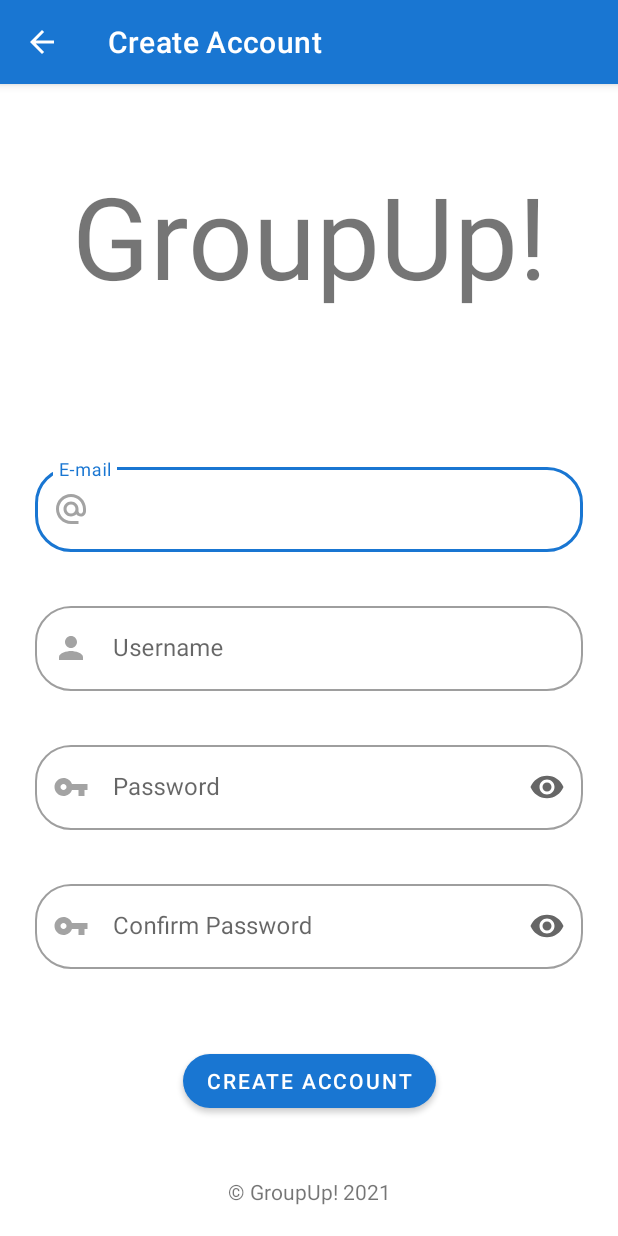
After one commit to EndiMuceku/GroupUp, an Android app: the CreateAccountActivity screen opened directly, with no data from a screen before it, on a phone screen of 412 x 824 dp. The commit adds this screen. Run offline under Robolectric (Android 15) with nearby library versions, the phone set to English and light mode, and no system bars; our stand-ins replace Firebase (no records; nobody signed in at launch, a user with empty details on screens opened directly).

Commit message:
Implemented user account creation, log in, and password reset functionality with Firebase.

```diff
--- a/app/build.gradle
+++ b/app/build.gradle
@@ -28,7 +28,13 @@ android {
     }
 }
 
+apply plugin: 'com.google.gms.google-services'
+
 dependencies {
+
+    implementation platform('com.google.firebase:firebase-bom:26.4.0')
+
+    implementation 'com.google.firebase:firebase-auth'
 
     implementation 'androidx.appcompat:appcompat:1.2.0'
     implementation 'com.google.android.material:material:1.2.1'
--- /dev/null
+++ b/app/src/main/java/com/endimuceku/groupup/CreateAccountActivity.java
@@ -0,0 +1,108 @@
+package com.endimuceku.groupup;
+
+import androidx.annotation.NonNull;
+import androidx.appcompat.app.AppCompatActivity;
+
+import android.content.Context;
+import android.content.Intent;
+import android.net.Uri;
+import android.os.Bundle;
+import android.util.Log;
+import android.view.View;
+import android.widget.Toast;
+
+import com.google.android.gms.tasks.OnCompleteListener;
+import com.google.android.gms.tasks.Task;
+import com.google.android.material.textfield.TextInputLayout;
+import com.google.firebase.auth.AuthResult;
+import com.google.firebase.auth.FirebaseAuth;
+import com.google.firebase.auth.FirebaseUser;
+import com.google.firebase.auth.UserProfileChangeRequest;
+
+public class CreateAccountActivity extends AppCompatActivity {
+
+    private FirebaseAuth mAuth;
+
+    private TextInputLayout mEmailInput;
+    private TextInputLayout mUsernameInput;
+    private TextInputLayout mPasswordInput;
+    private TextInputLayout mPassword2Input;
+
+    private String email;
+    private String username;
+    private String password;
+    private String password2;
+
+    private Context context;
+
+    @Override
+    protected void onCreate(Bundle savedInstanceState) {
+        super.onCreate(savedInstanceState);
+        setContentView(R.layout.activity_create_account);
+
+        mAuth = FirebaseAuth.getInstance();
+
+        context = getApplicationContext();
+
+    }
+
+    public void submitAccountCreationRequest(View view) {
+        mEmailInput = (TextInputLayout) findViewById(R.id.email_input_ca);
+        email = mEmailInput.getEditText().getText().toString();
+
+        mUsernameInput = (TextInputLayout) findViewById(R.id.username_input_ca);
+        username = mUsernameInput.getEditText().getText().toString();
+
+        mPasswordInput = (TextInputLayout) findViewById(R.id.password_input_ca);
+        password = mPasswordInput.getEditText().getText().toString();
+
+        mPassword2Input = (TextInputLayout) findViewById(R.id.password_reinput_ca);
+        password2 = mPassword2Input.getEditText().getText().toString();
+
+        Intent eventActivityIntent = new Intent(this, EventActivity.class);
+
+        if(password.equals(password2) && password.length() >= 8 && username.length() >= 5 && android.util.Patterns.EMAIL_ADDRESS.matcher(email).matches()){
+            mAuth.createUserWithEmailAndPassword(email, password)
+                    .addOnCompleteListener(this, new OnCompleteListener<AuthResult>() {
+                        @Override
+                        public void onComplete(@NonNull Task<AuthResult> task) {
+                            if (task.isSuccessful()) {
+                                // Sign in success, update UI with the signed-in user's information
+                                FirebaseUser user = mAuth.getCurrentUser();
+                                UserProfileChangeRequest profileUpdates = new UserProfileChangeRequest.Builder()
+                                        .setDisplayName(username)
+                                        .build();
+                                user.updateProfile(profileUpdates)
+                                        .addOnCompleteListener(new OnCompleteListener<Void>() {
+                                            @Override
+                                            public void onComplete(@NonNull Task<Void> task) {
+                                                if (task.isSuccessful()) {
+                                                    String name = user.getDisplayName();
+                                                    Toast.makeText(context, "Successfully created account for user " + name, Toast.LENGTH_LONG).show();
+                                                }
+                                            }
+                                        });
+                                startActivity(eventActivityIntent);
+                                finish();
+                            } else {
+                                // If sign in fails, display a message to the user.
+                                Toast.makeText(context, "Authentication failed.",
+                                        Toast.LENGTH_LONG).show();
+                            }
+
+                            // ...
+                        }
+                    });
+        } else if (!android.util.Patterns.EMAIL_ADDRESS.matcher(email).matches()){
+            mEmailInput.setError("Invalid e-mail address format.");
+        } else if (username.length() < 5) {
+            mUsernameInput.setError("Username should be at least 5 characters long.");
+        } else if (!password.equals(password2)) {
+            mPasswordInput.setError("Different passwords entered.");
+            mPassword2Input.setError("Different passwords entered.");
+        } else if (password.length() < 8){
+            mPasswordInput.setError("Password should be at least 8 characters long.");
+            mPassword2Input.setError("Password should be at least 8 characters long.");
+        }
+    }
+}
--- /dev/null
+++ b/app/src/main/res/drawable-anydpi/username_icon.xml
@@ -0,0 +1,11 @@
+<vector xmlns:android="http://schemas.android.com/apk/res/android"
+    android:width="24dp"
+    android:height="24dp"
+    android:viewportWidth="24"
+    android:viewportHeight="24"
+    android:tint="#333333"
+    android:alpha="0.6">
+  <path
+      android:fillColor="@android:color/white"
+      android:pathData="M12,12c2.21,0 4,-1.79 4,-4s-1.79,-4 -4,-4 -4,1.79 -4,4 1.79,4 4,4zM12,14c-2.67,0 -8,1.34 -8,4v2h16v-2c0,-2.66 -5.33,-4 -8,-4z"/>
+</vector>
--- /dev/null
+++ b/app/src/main/res/layout/activity_create_account.xml
@@ -0,0 +1,147 @@
+<?xml version="1.0" encoding="utf-8"?>
+<androidx.constraintlayout.widget.ConstraintLayout xmlns:android="http://schemas.android.com/apk/res/android"
+    xmlns:app="http://schemas.android.com/apk/res-auto"
+    xmlns:tools="http://schemas.android.com/tools"
+    android:layout_width="match_parent"
+    android:layout_height="match_parent"
+    tools:context=".CreateAccountActivity">
+
+    <TextView
+        android:id="@+id/GroupUpTitle"
+        android:layout_width="wrap_content"
+        android:layout_height="wrap_content"
+        android:layout_marginTop="50dp"
+        android:text="@string/title"
+        android:textSize="76sp"
+        app:layout_constraintEnd_toEndOf="parent"
+        app:layout_constraintStart_toStartOf="parent"
+        app:layout_constraintTop_toTopOf="parent" />
+
+    <com.google.android.material.textfield.TextInputLayout
+        android:id="@+id/email_input_ca"
+        style="@style/Widget.MaterialComponents.TextInputLayout.OutlinedBox"
+        android:layout_width="365dp"
+        android:layout_height="wrap_content"
+        android:layout_marginBottom="10dp"
+        android:hint="@string/e_mail"
+        app:boxCornerRadiusBottomEnd="24dp"
+        app:boxCornerRadiusBottomStart="24dp"
+        app:boxCornerRadiusTopEnd="24dp"
+        app:boxCornerRadiusTopStart="24dp"
+        app:endIconMode="custom"
+        app:errorEnabled="true"
+        app:layout_constraintBottom_toTopOf="@+id/username_input_ca"
+        app:layout_constraintEnd_toEndOf="parent"
+        app:layout_constraintStart_toStartOf="parent"
+        app:startIconContentDescription="email icon"
+        app:startIconDrawable="@drawable/email_icon">
+
+        <com.google.android.material.textfield.TextInputEditText
+            android:id="@+id/email_input_ca_ed"
+            android:layout_width="match_parent"
+            android:layout_height="wrap_content" />
+
+    </com.google.android.material.textfield.TextInputLayout>
+
+    <com.google.android.material.textfield.TextInputLayout
+        android:id="@+id/username_input_ca"
+        style="@style/Widget.MaterialComponents.TextInputLayout.OutlinedBox"
+        android:layout_width="365dp"
+        android:layout_height="wrap_content"
+        android:layout_marginBottom="10dp"
+        android:hint="@string/username_text"
+        app:boxCornerRadiusBottomEnd="24dp"
+        app:boxCornerRadiusBottomStart="24dp"
+        app:boxCornerRadiusTopEnd="24dp"
+        app:boxCornerRadiusTopStart="24dp"
+        app:endIconMode="custom"
+        app:errorEnabled="true"
+        app:layout_constraintBottom_toTopOf="@+id/password_input_ca"
+        app:layout_constraintEnd_toEndOf="parent"
+        app:layout_constraintStart_toStartOf="parent"
+        app:startIconContentDescription="username icon"
+        app:startIconDrawable="@drawable/username_icon">
+
+        <com.google.android.material.textfield.TextInputEditText
+            android:id="@+id/username_input_ca_ed"
+            android:layout_width="match_parent"
+            android:layout_height="wrap_content" />
+
+    </com.google.android.material.textfield.TextInputLayout>
+
+    <com.google.android.material.textfield.TextInputLayout
+        android:id="@+id/password_input_ca"
+        style="@style/Widget.MaterialComponents.TextInputLayout.OutlinedBox"
+        android:layout_width="365dp"
+        android:layout_height="wrap_content"
+        android:layout_marginBottom="10dp"
+        app:boxCornerRadiusBottomEnd="24dp"
+        app:boxCornerRadiusBottomStart="24dp"
+        app:boxCornerRadiusTopEnd="24dp"
+        app:boxCornerRadiusTopStart="24dp"
+        app:endIconMode="password_toggle"
+        app:errorEnabled="true"
+        app:layout_constraintBottom_toTopOf="@+id/password_reinput_ca"
+        app:layout_constraintEnd_toEndOf="parent"
+        app:layout_constraintStart_toStartOf="parent"
+        app:startIconContentDescription="password icon"
+        app:startIconDrawable="@drawable/password_icon">
+
+        <com.google.android.material.textfield.TextInputEditText
+            android:id="@+id/password_input_ca_ed"
+            android:layout_width="match_parent"
+            android:layout_height="wrap_content"
+            android:hint="@string/password"
+            android:inputType="textPassword" />
+    </com.google.android.material.textfield.TextInputLayout>
+
+
+    <com.google.android.material.textfield.TextInputLayout
+        android:id="@+id/password_reinput_ca"
+        style="@style/Widget.MaterialComponents.TextInputLayout.OutlinedBox"
+        android:layout_width="365dp"
+        android:layout_height="wrap_content"
+        android:layout_marginBottom="30dp"
+        app:boxCornerRadiusBottomEnd="24dp"
+        app:boxCornerRadiusBottomStart="24dp"
+        app:boxCornerRadiusTopEnd="24dp"
+        app:boxCornerRadiusTopStart="24dp"
+        app:endIconMode="password_toggle"
+        app:errorEnabled="true"
+        app:layout_constraintBottom_toTopOf="@+id/createAccountButton"
+        app:layout_constraintEnd_toEndOf="parent"
+        app:layout_constraintStart_toStartOf="parent"
+        app:startIconContentDescription="password icon"
+        app:startIconDrawable="@drawable/password_icon">
+
+        <com.google.android.material.textfield.TextInputEditText
+            android:id="@+id/password_reinput_ca_ed"
+            android:layout_width="match_parent"
+            android:layout_height="wrap_content"
+            android:hint="@string/confirm_password_text"
+            android:inputType="textPassword" />
+    </com.google.android.material.textfield.TextInputLayout>
+
+    <com.google.android.material.button.MaterialButton
+        android:id="@+id/createAccountButton"
+        android:layout_width="wrap_content"
+        android:layout_height="wrap_content"
+        android:layout_marginBottom="40dp"
+        android:onClick="submitAccountCreationRequest"
+        android:text="@string/create_account_button_text"
+        app:cornerRadius="20dp"
+        app:layout_constraintBottom_toTopOf="@+id/copyrightNotice"
+        app:layout_constraintEnd_toEndOf="parent"
+        app:layout_constraintStart_toStartOf="parent" />
+
+    <TextView
+        android:id="@+id/copyrightNotice"
+        android:layout_width="wrap_content"
+        android:layout_height="wrap_content"
+        android:layout_marginBottom="20dp"
+        android:text="@string/groupup_2021"
+        app:layout_constraintBottom_toBottomOf="parent"
+        app:layout_constraintEnd_toEndOf="parent"
+        app:layout_constraintStart_toStartOf="parent" />
+
+</androidx.constraintlayout.widget.ConstraintLayout>
--- a/app/src/main/res/values/strings.xml
+++ b/app/src/main/res/values/strings.xml
@@ -7,4 +7,12 @@
     <string name="forgotpasstext">Forgotten your password? Reset it here.</string>
     <string name="groupup_2021">© GroupUp! 2021</string>
     <string name="title">GroupUp!</string>
+    <string name="reset_password_button_text">Reset Password</string>
+    <string name="create_account_button_text">Create Account</string>
+    <string name="confirm_password_text">Confirm Password</string>
+    <string name="username_text">Username</string>
+    <string name="temp_long_text">You\'re now signed in, feel free to close the app to go back to the log in screen, unfortunately there isnt any other app functionality developed yet! I am working on adding new features soon though, be sure to look forward to it in the next build!</string>
+    <string name="signin_title">Sign in</string>
+    <string name="createaccount_title">Create Account</string>
+    <string name="forgotpassword_title">Reset Password</string>
 </resources>
--- a/build.gradle
+++ b/build.gradle
@@ -6,6 +6,7 @@ buildscript {
     }
     dependencies {
         classpath "com.android.tools.build:gradle:4.1.2"
+        classpath 'com.google.gms:google-services:4.3.5'
 
         // NOTE: Do not place your application dependencies here; they belong
         // in the individual module build.gradle files
```
Also changed, not shown: app/src/main/AndroidManifest.xml (+11 -1 lines), app/src/main/java/com/endimuceku/groupup/EventActivity.java (added, +14 -0 lines), app/src/main/java/com/endimuceku/groupup/ForgotPasswordActivity.java (added, +57 -0 lines), app/src/main/java/com/endimuceku/groupup/MainActivity.java (+74 -0 lines), app/src/main/res/layout/activity_event.xml (added, +22 -0 lines), app/src/main/res/layout/activity_forgot_password.xml (added, +71 -0 lines), app/src/main/res/layout/activity_main.xml (+8 -1 lines), app/src/main/res/drawable-hdpi/username_icon.png (added), app/src/main/res/drawable-mdpi/username_icon.png (added), app/src/main/res/drawable-xhdpi/username_icon.png (added), app/src/main/res/drawable-xxhdpi/username_icon.png (added), 1 other file.
